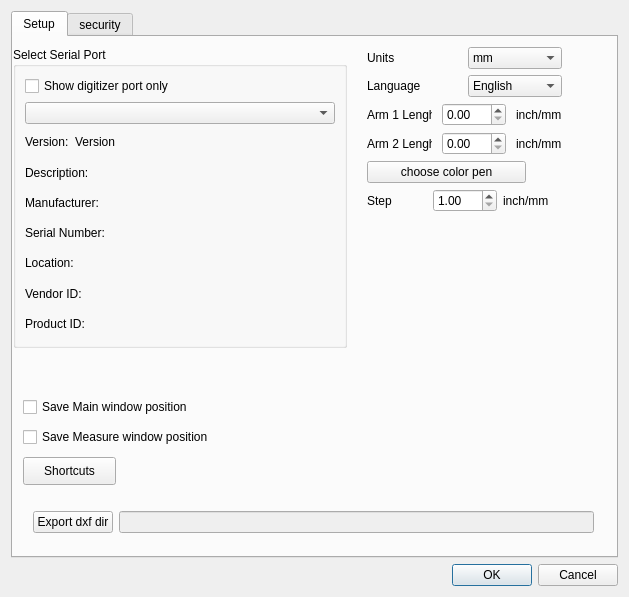
The window that SettingsDialog.ui (fupe/digitizer2) describes before a commit, drawn with Qt 5.
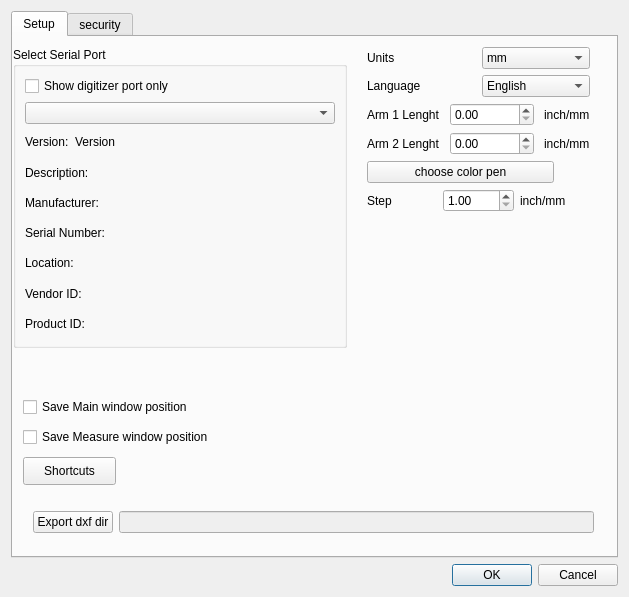
The same window after the commit. The open tabs and pages were chosen to show the change.

Commit message: oprava populae arms

The edit to the form file:
```diff
--- a/SettingsDialog.ui
+++ b/SettingsDialog.ui
@@ -163,7 +163,7 @@
         <rect>
          <x>350</x>
          <y>10</y>
-         <width>205</width>
+         <width>233</width>
          <height>291</height>
         </rect>
        </property>
```
Left out of the diff: 2 changed lines with no effect on the pictures. The commit also changes 1 other file.
